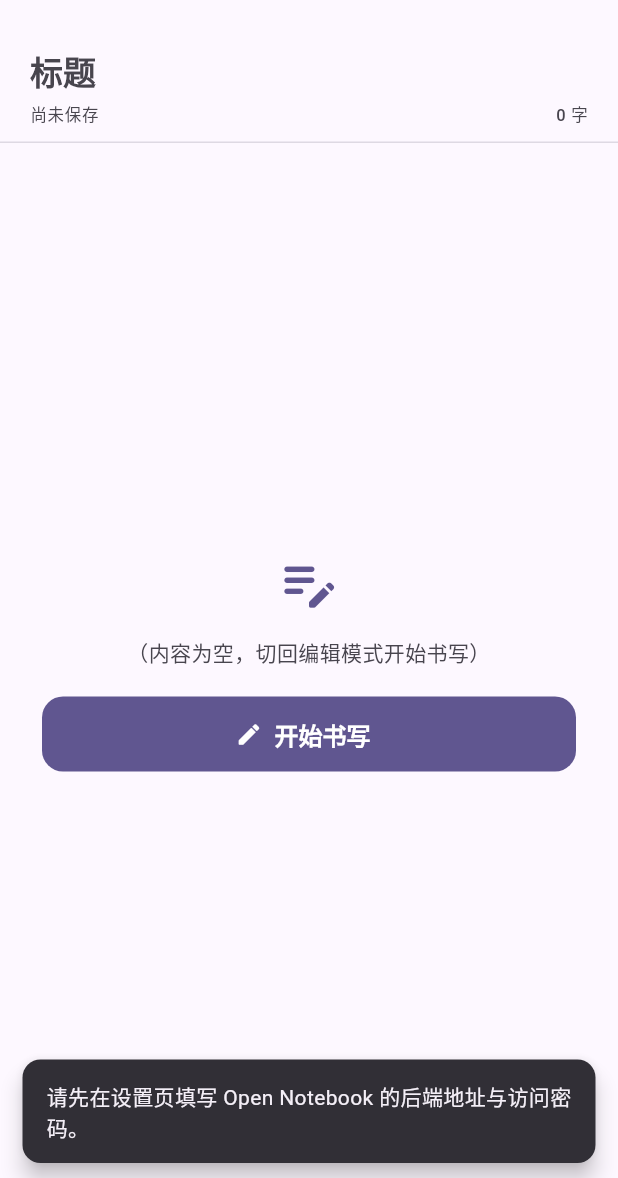
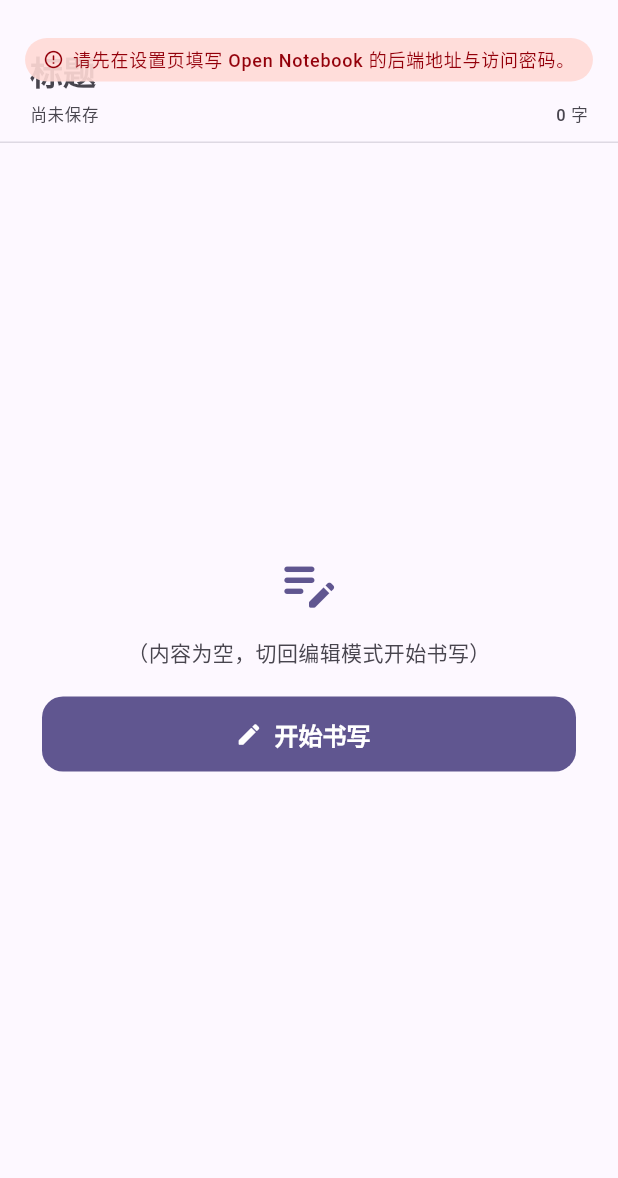
Before and after one commit to allez-ritchie/pie-note, a Flutter app: the NoteEditorScreen screen opened directly, after a tap on the "save" icon, on a phone screen of 412 x 824 dp, the part 58-1236 px from its top. Run offline on Flutter 3.47's test engine with Material 3 defaults, Android fonts, the phone set to English and light mode, and no system bars; our stand-ins replace flutter_markdown_plus, flutter_riverpod, flutter_secure_storage, shared_preferences; missing offline and left inert: file_selector; accounts and stored records are empty.

Commit message:
feat(notes): 保存提示改为顶部半透明小横幅，不再遮挡编辑区
底部浮动 SnackBar 正好压在实时预览的编辑区域上，保存后会挡住刚编辑的
正文。改为页面内顶部轻提示：小尺寸胶囊、半透明底色、忽略点击、自动淡出。

- 原来走 ScaffoldMessenger 的 8 处提示（保存成功/失败、删除、置顶、
  副本、移动、未配置）统一改为 `_showToast`，错误态额外停留更久并换错误色；
- 错误提示仍是可读文本，`IgnorePointer` 保证不拦截正文点击；
- 页面销毁时取消计时器，避免 dispose 后 setState。
- 测试：桌面端保存用例断言无 SnackBar、提示在页面顶部且会自动消失。

```diff
--- a/lib/ui/notes/note_editor_screen.dart
+++ b/lib/ui/notes/note_editor_screen.dart
@@ -1,3 +1,5 @@
+import 'dart:async';
+
 import 'package:flutter/material.dart';
 import 'package:flutter/services.dart';
 import 'package:flutter_riverpod/flutter_riverpod.dart';
@@ -99,6 +101,13 @@ class _NoteEditorScreenState extends ConsumerState<NoteEditorScreen>
   String? _loadError;
   DateTime? _lastSavedAt;
 
+  /// 顶部轻提示（保存成功 / 轻量操作反馈）：小尺寸、半透明、不拦截点击。
+  /// 放在顶部而不是底部，避免遮住正在编辑的正文（底部 SnackBar 会盖住输入区）。
+  String? _toastText;
+  bool _toastIsError = false;
+  int _toastSeq = 0;
+  Timer? _toastTimer;
+
   @override
   void initState() {
     super.initState();
@@ -155,6 +164,7 @@ class _NoteEditorScreenState extends ConsumerState<NoteEditorScreen>
   @override
   void dispose() {
     // 会话注销由工作区在 closeTab 时完成：dispose 阶段不能改 provider 状态。
+    _toastTimer?.cancel();
     _titleController.dispose();
     _contentController.dispose();
     _contentFocus.dispose();
@@ -206,18 +216,29 @@ class _NoteEditorScreenState extends ConsumerState<NoteEditorScreen>
     }
   }
 
-  void _showSnack(String message) {
+  /// 顶部轻提示：几秒后自动消失，不占用底部编辑区。
+  void _showToast(String message, {bool error = false}) {
     if (!mounted) return;
-    ScaffoldMessenger.of(context)
-      ..hideCurrentSnackBar()
-      ..showSnackBar(SnackBar(content: Text(message)));
+    _toastTimer?.cancel();
+    setState(() {
+      _toastText = message;
+      _toastIsError = error;
+      _toastSeq++;
+    });
+    _toastTimer = Timer(
+      error ? const Duration(milliseconds: 3200) : const Duration(milliseconds: 1800),
+      () {
+        if (!mounted) return;
+        setState(() => _toastText = null);
+      },
+    );
   }
 
   Future<bool> _save() async {
     if (_saving) return false;
     final repository = ref.read(repositoryProvider);
     if (repository == null) {
-      _showSnack(S.notConfiguredMessage);
+      _showToast(S.notConfiguredMessage, error: true);
       return false;
     }
     setState(() => _saving = true);
@@ -262,12 +283,12 @@ class _NoteEditorScreenState extends ConsumerState<NoteEditorScreen>
         _dirty = false;
       });
       widget.binding?.onDirtyChanged?.call(false);
-      _showSnack(EditorStrings.savedToast);
+      _showToast(EditorStrings.savedToast);
       return true;
     } catch (error) {
       if (!mounted) return false;
       setState(() => _saving = false);
-      _showSnack('${EditorStrings.saveFailed}：${describeError(error)}');
+      _showToast('${EditorStrings.saveFailed}：${describeError(error)}', error: true);
       return false;
     }
   }
@@ -294,7 +315,7 @@ class _NoteEditorScreenState extends ConsumerState<NoteEditorScreen>
         ref.invalidate(notesProvider(_notebookId));
       }
       if (!mounted) return;
-      _showSnack(EditorStrings.deletedToast);
+      _showToast(EditorStrings.deletedToast);
       if (widget.embedded) {
         // 笔记已删除：标签页无需再确认，直接关闭。
         widget.binding!.onClosed?.call();
@@ -302,7 +323,7 @@ class _NoteEditorScreenState extends ConsumerState<NoteEditorScreen>
         _pop(_changed);
       }
     } catch (error) {
-      _showSnack(describeError(error));
+      _showToast(describeError(error), error: true);
     }
   }
 
@@ -331,7 +352,7 @@ class _NoteEditorScreenState extends ConsumerState<NoteEditorScreen>
     final next = !_pinned;
     await _noteActions.setPinned(<String>[note.id], pinned: next);
     if (!mounted) return;
-    _showSnack(next ? NotesStrings.pinToast : NotesStrings.unpinToast);
+    _showToast(next ? NotesStrings.pinToast : NotesStrings.unpinToast);
   }
 
   Future<void> _duplicate() async {
@@ -343,10 +364,10 @@ class _NoteEditorScreenState extends ConsumerState<NoteEditorScreen>
       if (_dirty && !await _save()) return;
       await _noteActions.duplicate(note, notebookId: _notebookId);
       if (!mounted) return;
-      _showSnack(NotesStrings.duplicateToast);
+      _showToast(NotesStrings.duplicateToast);
     } catch (error) {
       if (!mounted) return;
-      _showSnack('${NotesStrings.duplicateFailed}：${describeError(error)}');
+      _showToast('${NotesStrings.duplicateFailed}：${describeError(error)}', error: true);
     } finally {
       if (mounted) setState(() => _actionBusy = false);
     }
@@ -361,7 +382,7 @@ class _NoteEditorScreenState extends ConsumerState<NoteEditorScreen>
     );
     if (target == null || !mounted) return;
     if (target.notebookId == _notebookId) {
-      _showSnack(NotesStrings.moveSameNotebookHint);
+      _showToast(NotesStrings.moveSameNotebookHint);
       return;
     }
     setState(() => _actionBusy = true);
@@ -379,10 +400,10 @@ class _NoteEditorScreenState extends ConsumerState<NoteEditorScreen>
       });
       // 改绑标签页（NoteActions.move 已按旧 id 改绑，这里兜底同步标题）。
       widget.binding?.onTitleChanged?.call(outcome.note.displayTitle);
-      _showSnack(NotesStrings.movedToToast(target.label));
+      _showToast(NotesStrings.movedToToast(target.label));
     } catch (error) {
       if (!mounted) return;
-      _showSnack('${NotesStrings.moveFailed}：${describeError(error)}');
+      _showToast('${NotesStrings.moveFailed}：${describeError(error)}', error: true);
     } finally {
       if (mounted) setState(() => _actionBusy = false);
     }
@@ -774,11 +795,88 @@ class _NoteEditorScreenState extends ConsumerState<NoteEditorScreen>
         ),
         // 桌面/横屏宽窗口里给正文限宽并居中，避免超长行难以阅读；
         // 大纲侧栏打开时放宽上限，避免两栏一起被夹得过窄。
-        body: ContentFrame(
-          maxWidth: _outlineOpen && _outlineIsSidebar ? 1400 : 1100,
-          child: _buildOutlineScaffold(scheme),
+        body: Stack(
+          children: [
+            Positioned.fill(
+              child: ContentFrame(
+                maxWidth: _outlineOpen && _outlineIsSidebar ? 1400 : 1100,
+                child: _buildOutlineScaffold(scheme),
+              ),
+            ),
+            // 保存等轻量反馈从底部挪到顶部：小尺寸、半透明、不拦截点击，
+            // 避免遮住正在编辑的正文。
+            Positioned(
+              top: 8,
+              left: 12,
+              right: 12,
+              child: IgnorePointer(child: _buildToast(scheme)),
+            ),
+          ],
         ),
         ),
+      ),
+    );
+  }
+
+  /// 顶部轻提示横幅：紧凑、半透明，进出场带淡入与轻微下移。
+  Widget _buildToast(ColorScheme scheme) {
+    final message = _toastText;
+    final background = _toastIsError
+        ? scheme.errorContainer.withValues(alpha: 0.9)
+        : scheme.inverseSurface.withValues(alpha: 0.8);
+    final foreground = _toastIsError
+        ? scheme.onErrorContainer
+        : scheme.onInverseSurface;
+    return Center(
+      child: AnimatedSwitcher(
+        duration: const Duration(milliseconds: 180),
+        switchInCurve: Curves.easeOutCubic,
+        switchOutCurve: Curves.easeInCubic,
+        transitionBuilder: (child, animation) => FadeTransition(
+          opacity: animation,
+          child: SlideTransition(
+            position: Tween<Offset>(
+              begin: const Offset(0, -0.6),
+              end: Offset.zero,
+            ).animate(animation),
+            child: child,
+          ),
+        ),
+        child: message == null
+            ? const SizedBox.shrink()
+            : Container(
+                key: ValueKey<int>(_toastSeq),
+                padding: const EdgeInsets.symmetric(horizontal: 12, vertical: 6),
+                decoration: BoxDecoration(
+                  color: background,
+                  borderRadius: BorderRadius.circular(999),
+                ),
+                child: Row(
+                  mainAxisSize: MainAxisSize.min,
+                  children: [
+                    Icon(
+                      _toastIsError
+                          ? Icons.error_outline_rounded
+                          : Icons.check_circle_outline_rounded,
+                      size: 14,
+                      color: foreground,
+                    ),
+                    const SizedBox(width: 6),
+                    Flexible(
+                      child: Text(
+                        message,
+                        maxLines: 3,
+                        overflow: TextOverflow.ellipsis,
+                        textAlign: TextAlign.center,
+                        style: Theme.of(context).textTheme.labelMedium?.copyWith(
+                              color: foreground,
+                              height: 1.3,
+                            ),
+                      ),
+                    ),
+                  ],
+                ),
+              ),
       ),
     );
   }
```
Also changed, not shown: 1 other file.
